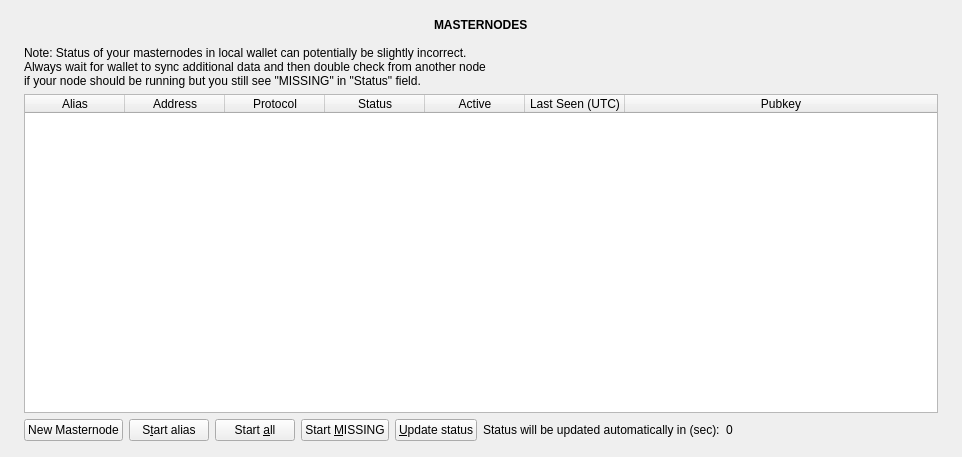
Before: the Qt Designer form src/qt/forms/masternodelist.ui in AnkerPay/Anker, drawn with Qt 5.
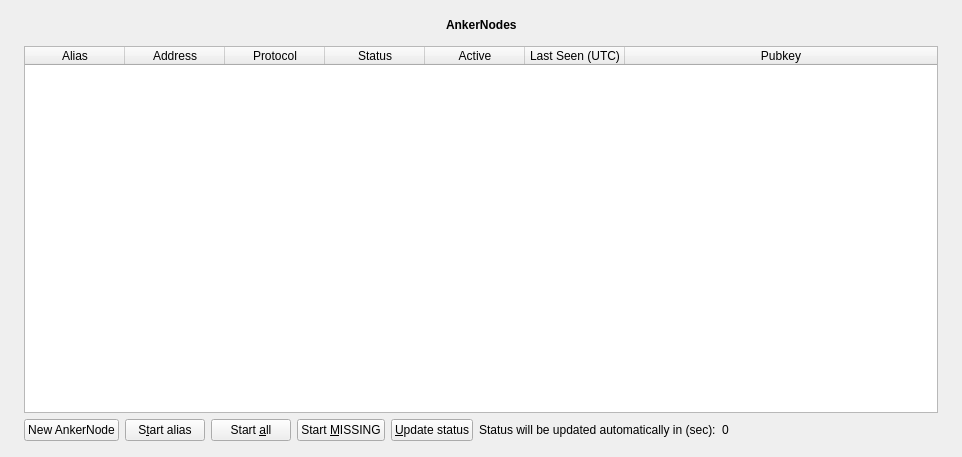
After: the same form once the commit is applied.

The edit to the form file:
```diff
--- a/src/qt/forms/masternodelist.ui
+++ b/src/qt/forms/masternodelist.ui
@@ -101,7 +101,7 @@
                     </font>
                    </property>
                    <property name="text">
-                    <string>MASTERNODES</string>
+                    <string>AnkerNodes</string>
                    </property>
                   </widget>
                  </item>
@@ -128,20 +128,6 @@
                 <property name="bottomMargin">
                  <number>1</number>
                 </property>
-                <item>
-                 <layout class="QHBoxLayout" name="horizontalLayout_note">
-                  <property name="bottomMargin">
-                   <number>0</number>
-                  </property>
-                  <item>
-                   <widget class="QLabel" name="updateNote">
-                    <property name="text">
-                     <string>Note: Status of your masternodes in local wallet can potentially be slightly incorrect.&lt;br /&gt;Always wait for wallet to sync additional data and then double check from another node&lt;br /&gt;if your node should be running but you still see &quot;MISSING&quot; in &quot;Status&quot; field.</string>
-                    </property>
-                   </widget>
-                  </item>
-                 </layout>
-                </item>
                 <item>
                  <widget class="QTableWidget" name="tableWidgetMyMasternodes">
                   <property name="minimumSize">
@@ -250,7 +236,7 @@
                   <item>
                    <widget class="QPushButton" name="newmasternode">
                     <property name="text">
-                     <string>New Masternode</string>
+                     <string>New AnkerNode</string>
                     </property>
                    </widget>
                   </item>
```
